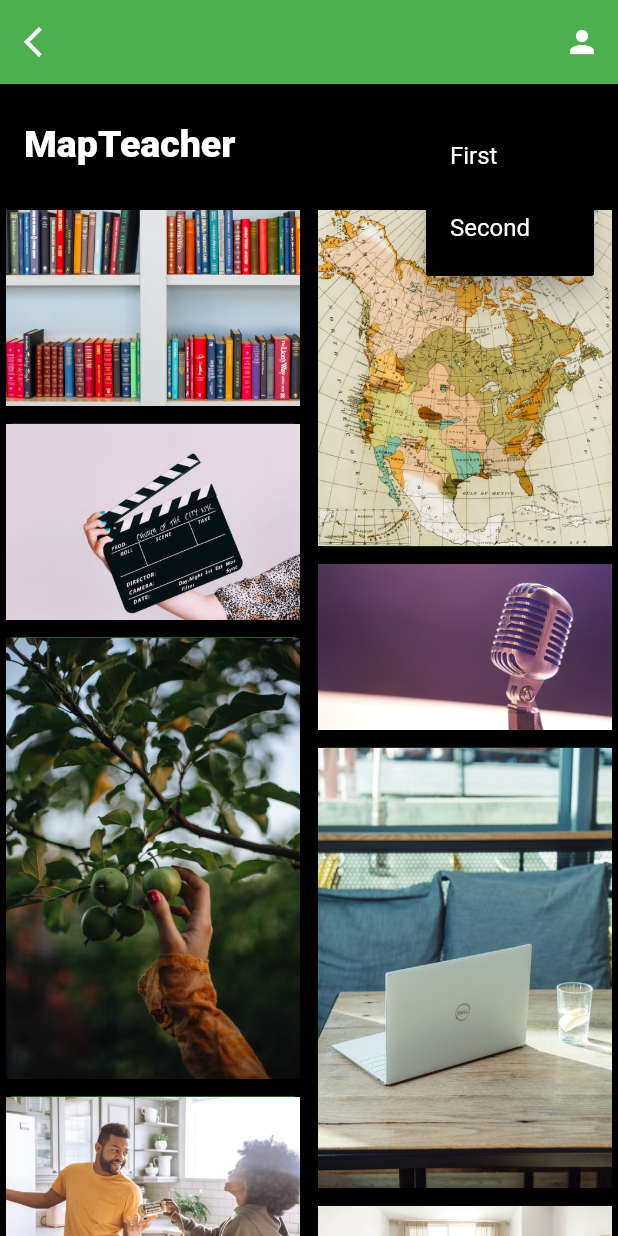
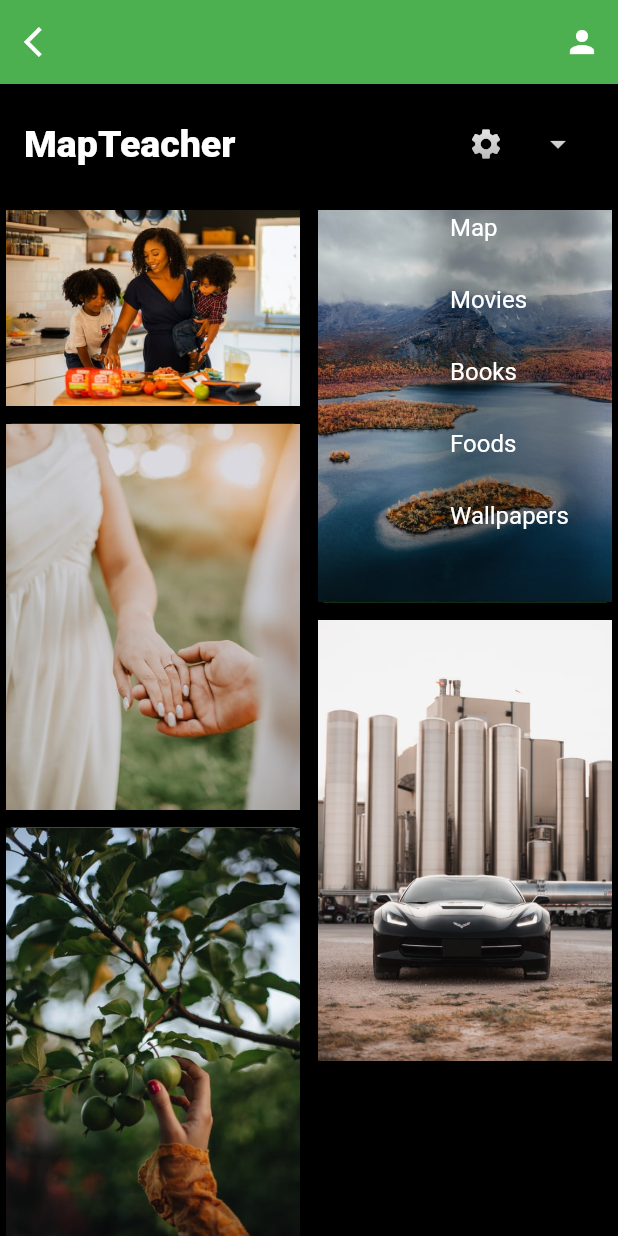
Before and after one commit to sakilbabu/map_teacher, a Flutter app: the screen it shows after launch, after a tap on the "arrow drop down" icon, on a phone screen of 412 x 824 dp. Run offline on Flutter 3.47's test engine with Material 2 defaults, Android fonts, the phone set to English and light mode, and no system bars; Roboto replaces fonts that are missing (avenir).

Commit message:
"datamodel changed"

```diff
--- a/lib/MyHomePage.dart
+++ b/lib/MyHomePage.dart
@@ -1,23 +1,19 @@
 import 'package:flutter/material.dart';
 import 'package:flutter_staggered_grid_view/flutter_staggered_grid_view.dart';
-import 'package:map_teacher/continets.dart';
+
+import 'data_model.dart';
 
 class MyHomePage extends StatelessWidget {
+  List<PageModel> homeScreen = [
+    PageModel(wallpapers: [], map: [], books: [], foods: [], movies: [])
+  ];
   List<String> images = [
-    "assets/images/book_store.jpeg",
-    "assets/images/map.jpeg",
-    "assets/images/movie.jpeg",
-    "assets/images/music.jpeg",
-    "assets/images/5.jpeg",
-    "assets/images/6.jpeg",
-    "assets/images/7.jpeg",
-    "assets/images/8.jpeg",
-    "assets/images/9.jpeg",
-    "assets/images/10.jpeg",
+    "assets/images/1.jpeg",
+    "assets/images/2.jpeg",
+    "assets/images/3.jpeg",
+    "assets/images/4.jpeg",
+    "assets/images/5.jpeg"
   ];
-  List<String> continents = ["Asia", "America", "Europe"];
-
-  List<String> items = ['map', 'movies', 'shop'];
 
   @override
   Widget build(BuildContext context) {
@@ -64,7 +60,7 @@ class MyHomePage extends StatelessWidget {
                   ),
                 ),
                 PopupMenuButton(
-                    color: Colors.black,
+                    color: Colors.transparent,
                     icon: Icon(
                       Icons.arrow_drop_down,
                       color: Colors.white,
@@ -72,14 +68,42 @@ class MyHomePage extends StatelessWidget {
                     itemBuilder: (context) => [
                           PopupMenuItem(
                             child: Text(
-                              "First",
+                              "",
                               style: TextStyle(color: Colors.white),
                             ),
                             value: 1,
                           ),
                           PopupMenuItem(
                             child: Text(
-                              "Second",
+                              "Map",
+                              style: TextStyle(color: Colors.white),
+                            ),
+                            value: 2,
+                          ),
+                          PopupMenuItem(
+                            child: Text(
+                              "Movies",
+                              style: TextStyle(color: Colors.white),
+                            ),
+                            value: 2,
+                          ),
+                          PopupMenuItem(
+                            child: Text(
+                              "Books",
+                              style: TextStyle(color: Colors.white),
+                            ),
+                            value: 2,
+                          ),
+                          PopupMenuItem(
+                            child: Text(
+                              "Foods",
+                              style: TextStyle(color: Colors.white),
+                            ),
+                            value: 2,
+                          ),
+                          PopupMenuItem(
+                            child: Text(
+                              "Wallpapers",
                               style: TextStyle(color: Colors.white),
                             ),
                             value: 2,
@@ -101,14 +125,7 @@ class MyHomePage extends StatelessWidget {
                     child: Column(
                       children: [
                         InkWell(
-                          onTap: () {
-                            final route = MaterialPageRoute(
-                                builder: (BuildContext context) {
-                              return Continets(
-                                classModel: continents[index],
-                              );
-                            });
-                          },
+                          onTap: () {},
                           child: Image.asset(images[index]),
                         ),
                       ],
--- /dev/null
+++ b/lib/data_model.dart
@@ -0,0 +1,45 @@
+class PageModel {
+  final List<Wallpapers> wallpapers;
+  final List<Map> map;
+  final List<Books> books;
+  final List<Foods> foods;
+  final List<Movies> movies;
+
+  PageModel({
+    required this.wallpapers,
+    required this.map,
+    required this.books,
+    required this.foods,
+    required this.movies,
+  });
+}
+
+class Wallpapers {
+  final List<String> wallpapersList;
+
+  Wallpapers({required this.wallpapersList});
+}
+
+class Map {
+  final List<String> mapList;
+
+  Map({required this.mapList});
+}
+
+class Books {
+  final List<String> booksList;
+
+  Books({required this.booksList});
+}
+
+class Foods {
+  final List<String> foodsList;
+
+  Foods({required this.foodsList});
+}
+
+class Movies {
+  final List<String> moviesList;
+
+  Movies({required this.moviesList});
+}
```
